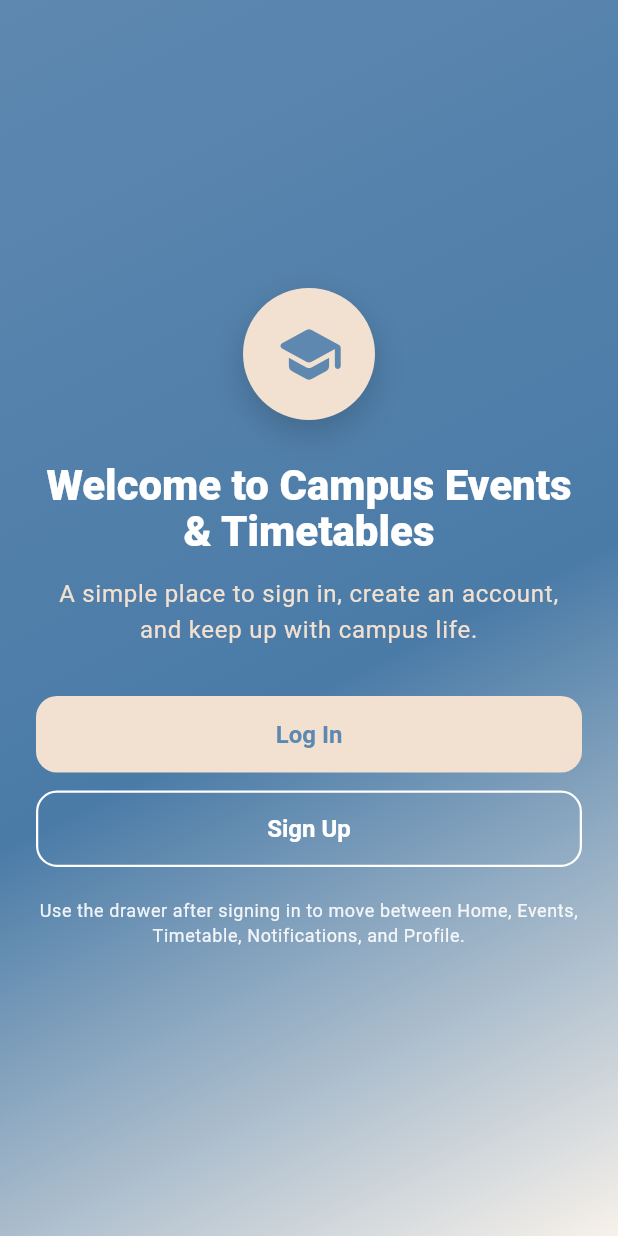
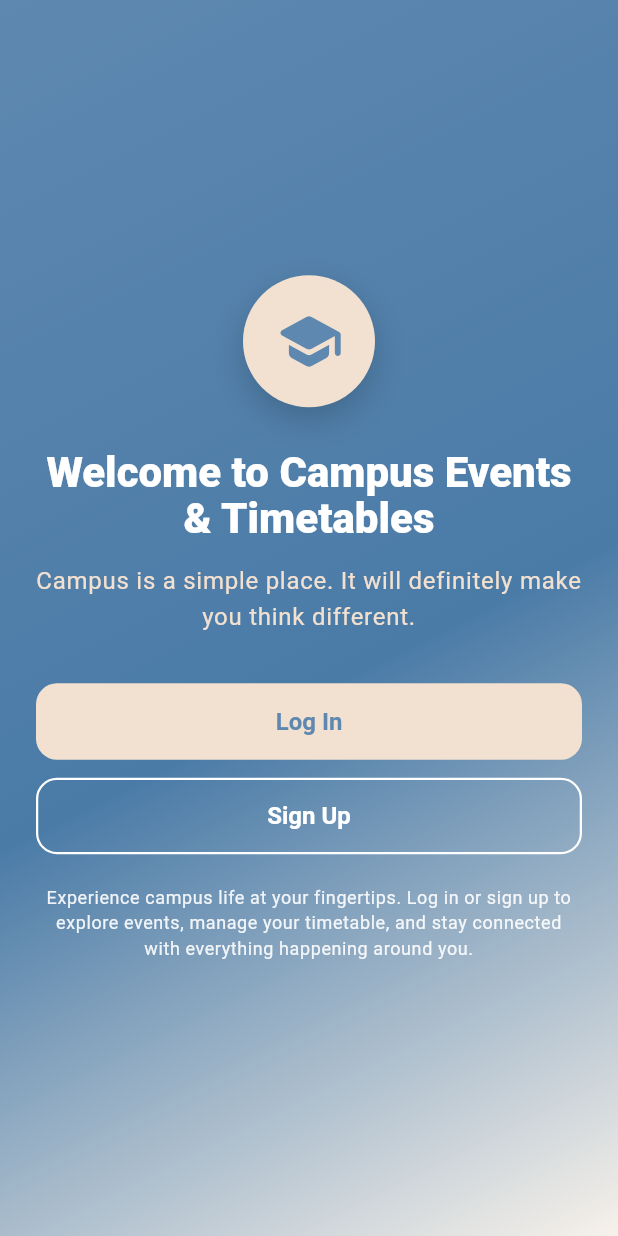
Before and after one commit to nigelberewere/campuseventsandtimetables, a Flutter app: the screen it shows after launch, on a phone screen of 412 x 824 dp. Run offline on Flutter 3.47's test engine with Material 3 defaults, Android fonts, the phone set to English and light mode, and no system bars.

Commit message:
update landing page
Co-authored-by: Copilot <copilot@github.com>

```diff
--- a/lib/pages/landing.dart
+++ b/lib/pages/landing.dart
@@ -63,7 +63,7 @@ class LandingPage extends StatelessWidget {
                     ),
                     const SizedBox(height: 14),
                     Text(
-                      'A simple place to sign in, create an account, and keep up with campus life.',
+                      'Campus is a simple place. It will definitely make you think different.',
                       textAlign: TextAlign.center,
                       style: Theme.of(context).textTheme.bodyLarge?.copyWith(
                         color: AppColors.amberSmoke,
@@ -106,7 +106,7 @@ class LandingPage extends StatelessWidget {
                     ),
                     const SizedBox(height: 20),
                     Text(
-                      'Use the drawer after signing in to move between Home, Events, Timetable, Notifications, and Profile.',
+                      'Experience campus life at your fingertips. Log in or sign up to explore events, manage your timetable, and stay connected with everything happening around you.',
                       textAlign: TextAlign.center,
                       style: Theme.of(context).textTheme.bodySmall?.copyWith(
                         color: AppColors.white.withValues(alpha: 0.9),
```
Also changed, not shown: 1 other file.
